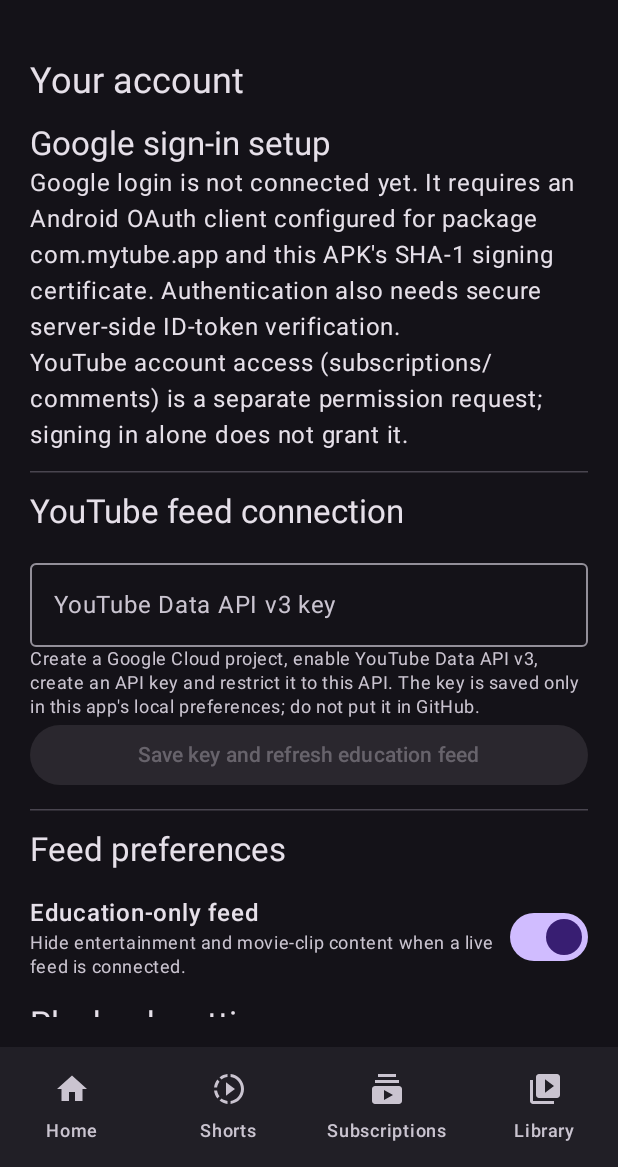
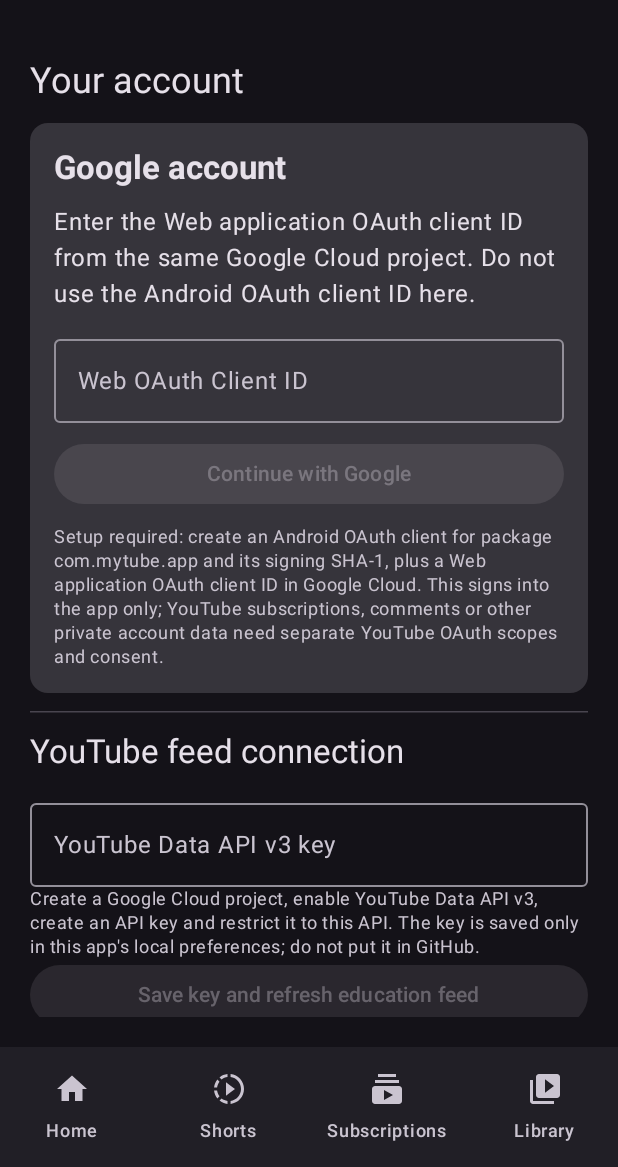
Before and after one commit to surajali1026/mytube, an Android app built with Jetpack Compose: the screen it shows after launch (MainActivity), after a tap on "Profile", on a phone screen of 412 x 824 dp, the part 69-1236 px from its top. Run offline under Robolectric (Android 15) with nearby library versions, the phone set to English and light mode, and no system bars; pictures from the network do not load; 2 other taps on this screen came first.

Commit message:
Add Google account sign-in card to Profile

```diff
--- a/app/src/main/java/com/mytube/app/MainActivity.kt
+++ b/app/src/main/java/com/mytube/app/MainActivity.kt
@@ -122,11 +122,7 @@ private fun MyTubeScreen(
                 verticalArrangement = Arrangement.spacedBy(12.dp)
             ) {
                 item { Text("Your account", style = MaterialTheme.typography.headlineSmall) }
-                item {
-                    Text("Google sign-in setup", style = MaterialTheme.typography.titleLarge)
-                    Text("Google login is not connected yet. It requires an Android OAuth client configured for package com.mytube.app and this APK's SHA-1 signing certificate. Authentication also needs secure server-side ID-token verification.")
-                    Text("YouTube account access (subscriptions/comments) is a separate permission request; signing in alone does not grant it.")
-                }
+                item { GoogleLoginCard() }
                 item { HorizontalDivider() }
                 item { Text("YouTube feed connection", style = MaterialTheme.typography.titleLarge) }
                 item {
```
